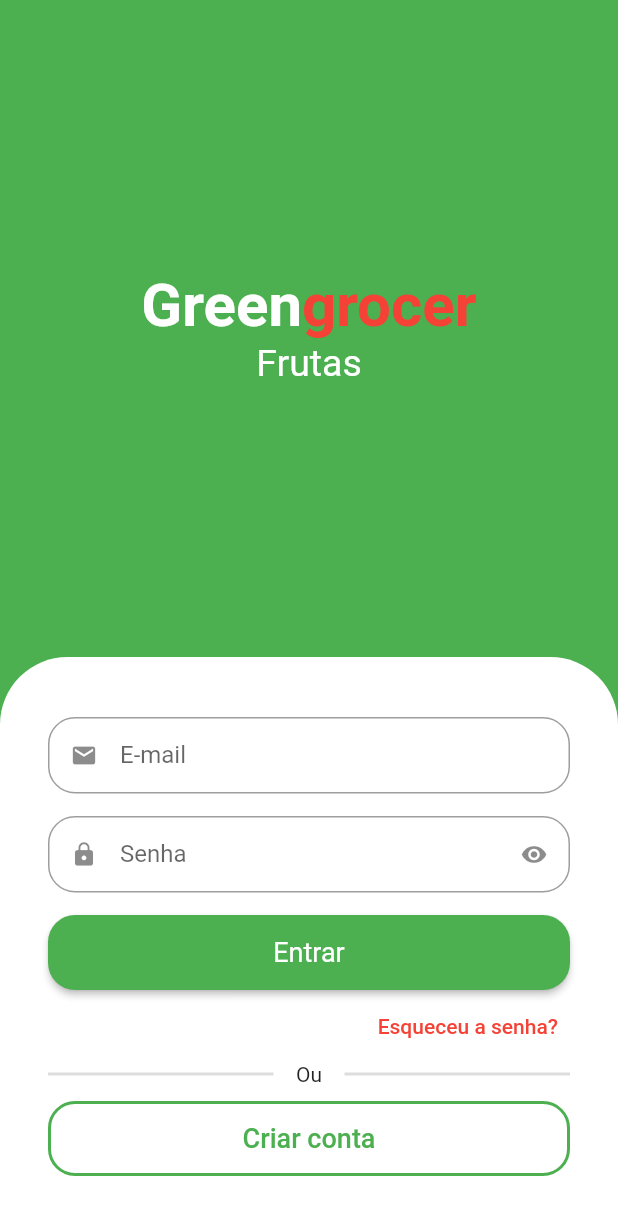
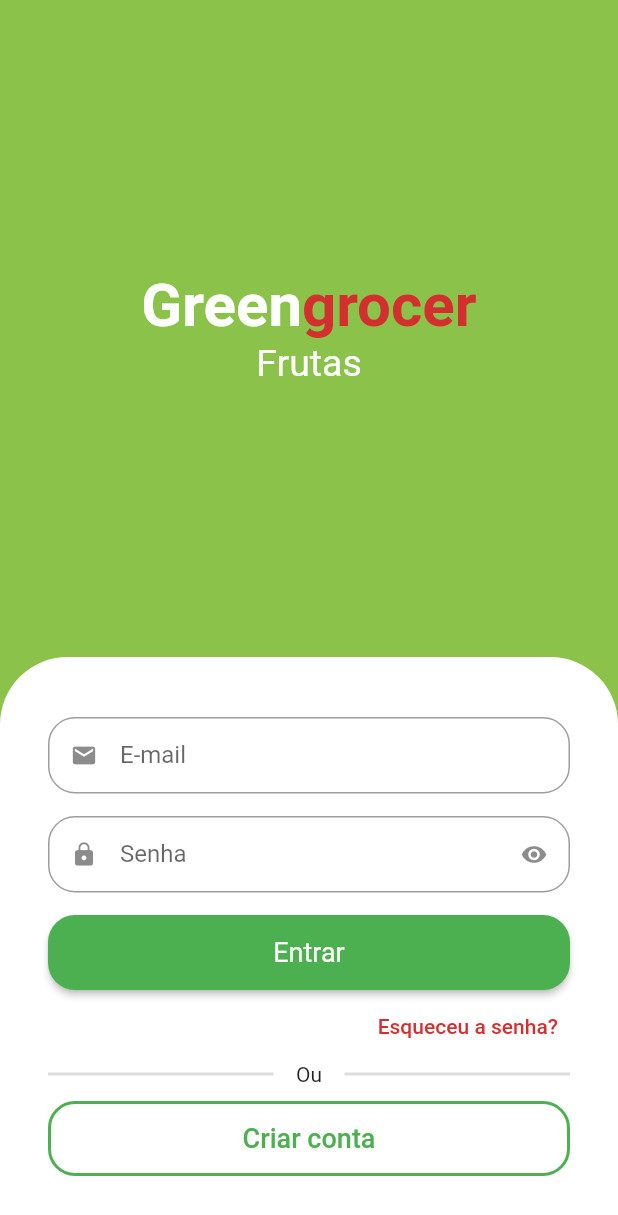
Before and after one commit to John-Rocha/greengrocer, a Flutter app: the screen it shows after launch, on a phone screen of 412 x 824 dp. Shown: the top 1215 px of the screen. Run offline on Flutter 3.47's test engine with Material 2 defaults, Android fonts, the phone set to English and light mode, and no system bars; drawn by our look-alikes of animated_text_kit.

Commit message:
feat: add custom colors

```diff
--- a/lib/src/auth/sign_in_screen.dart
+++ b/lib/src/auth/sign_in_screen.dart
@@ -1,6 +1,7 @@
 import 'package:animated_text_kit/animated_text_kit.dart';
 import 'package:flutter/material.dart';
 import 'package:greengrocer/src/auth/components/custom_text_field.dart';
+import 'package:greengrocer/src/config/custom_colors.dart';
 
 class SignInScreen extends StatelessWidget {
   const SignInScreen({Key? key}) : super(key: key);
@@ -8,7 +9,7 @@ class SignInScreen extends StatelessWidget {
   @override
   Widget build(BuildContext context) {
     return Scaffold(
-      backgroundColor: Colors.green,
+      backgroundColor: CustomColors.customSwatchColor,
       body: Column(
         children: [
           Expanded(
@@ -16,13 +17,13 @@ class SignInScreen extends StatelessWidget {
               mainAxisAlignment: MainAxisAlignment.center,
               children: [
                 // Nome do app
-                const Text.rich(
+                Text.rich(
                   TextSpan(
-                    style: TextStyle(
+                    style: const TextStyle(
                       fontSize: 40,
                     ),
                     children: [
-                      TextSpan(
+                      const TextSpan(
                         text: 'Green',
                         style: TextStyle(
                           color: Colors.white,
@@ -32,7 +33,7 @@ class SignInScreen extends StatelessWidget {
                       TextSpan(
                         text: 'grocer',
                         style: TextStyle(
-                          color: Colors.red,
+                          color: CustomColors.customContrastColor,
                           fontWeight: FontWeight.bold,
                         ),
                       ),
@@ -106,10 +107,10 @@ class SignInScreen extends StatelessWidget {
                   alignment: Alignment.centerRight,
                   child: TextButton(
                     onPressed: () {},
-                    child: const Text(
+                    child: Text(
                       'Esqueceu a senha?',
                       style: TextStyle(
-                        color: Colors.red,
+                        color: CustomColors.customContrastColor,
                       ),
                     ),
                   ),
--- /dev/null
+++ b/lib/src/config/custom_colors.dart
@@ -0,0 +1,23 @@
+import 'package:flutter/material.dart';
+
+Map<int, Color> _swatchOpacity = {
+  50: const Color.fromRGBO(139, 195, 74, .1),
+  100: const Color.fromRGBO(139, 195, 74, .2),
+  200: const Color.fromRGBO(139, 195, 74, .3),
+  300: const Color.fromRGBO(139, 195, 74, .4),
+  400: const Color.fromRGBO(139, 195, 74, .5),
+  500: const Color.fromRGBO(139, 195, 74, .6),
+  600: const Color.fromRGBO(139, 195, 74, .7),
+  700: const Color.fromRGBO(139, 195, 74, .8),
+  800: const Color.fromRGBO(139, 195, 74, .9),
+  900: const Color.fromRGBO(139, 195, 74, 1)
+};
+
+abstract class CustomColors {
+  static Color customContrastColor = Colors.red.shade700;
+
+  static MaterialColor customSwatchColor = MaterialColor(
+    0xff8bc34a,
+    _swatchOpacity,
+  );
+}
```
